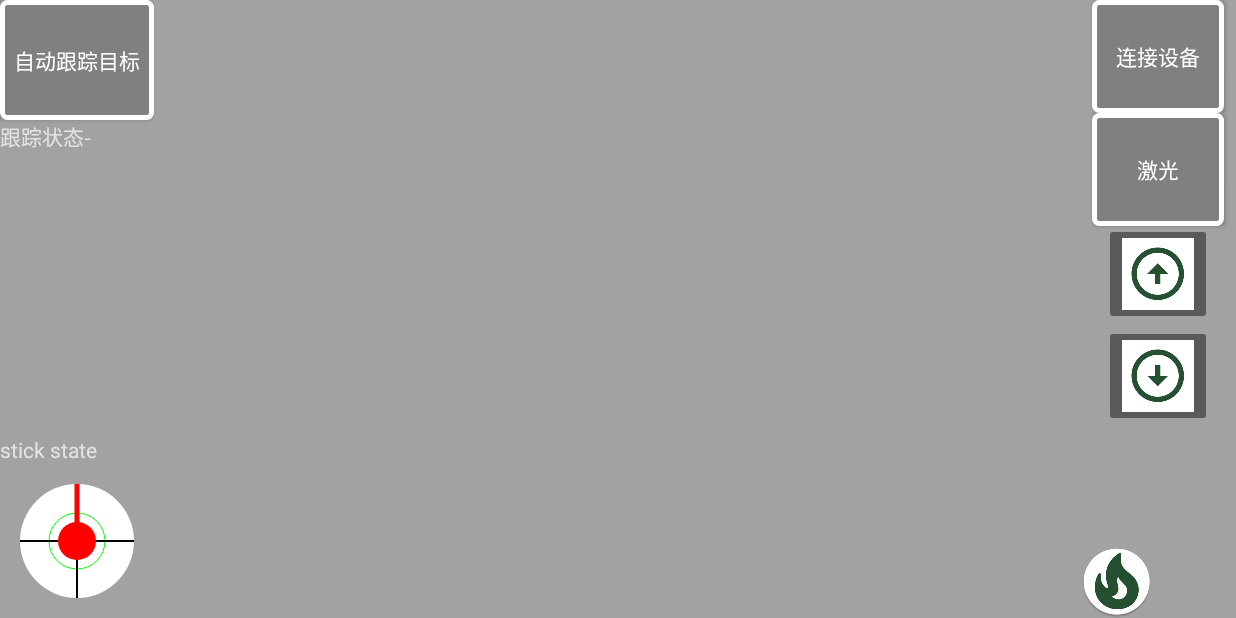
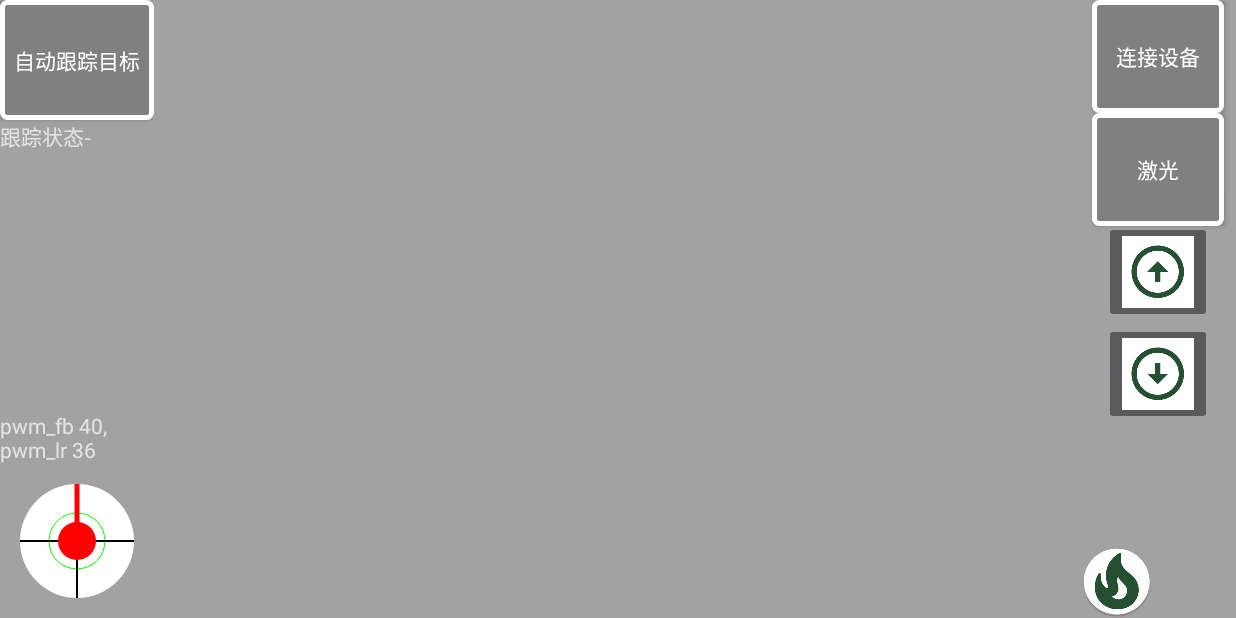
Before and after one commit to tpoisonooo/sentry, an Android app: the screen it shows after launch (MainActivity), after a tap on an icon or button, on a phone screen of 824 x 412 dp (held sideways). Run offline under Robolectric (Android 15) with nearby library versions, the phone set to English and light mode, and no system bars; libraries missing offline, so code that uses them is left out: com.makeramen.roundedimageview, org.java_websocket.client, org.java_websocket.handshake; plain views replace RoundedImageView; pictures from the network do not load; 4 statements that could not run were skipped.

Commit message:
feat(android): slow down speed

```diff
--- a/ESP32CamAI_android/ESP32CamAI/src/main/java/com/p4f/esp32camai/DirectHelper.java
+++ b/ESP32CamAI_android/ESP32CamAI/src/main/java/com/p4f/esp32camai/DirectHelper.java
@@ -8,15 +8,15 @@ import java.util.ArrayList;
 import com.p4f.esp32camai.PWM;
 
 public class DirectHelper {
-    private static int FAST = 2;
-    private static int SLOW = 1;
+    private static int FAST = 1;
+    private static int SLOW = 0;
 
     // front back controller
-    private static PWM pwm_fb = new PWM((byte) '0', 16, 24);
+    private static PWM pwm_fb = new PWM((byte) '0', 32, 48);
     // left right controller
-    private static PWM pwm_lr = new PWM((byte) '1', 8, 28);
+    private static PWM pwm_lr = new PWM((byte) '1', 16, 56);
     // camera up down controller
-    private static PWM pwm_ud = new PWM((byte)'2', 10, 20);
+    private static PWM pwm_ud = new PWM((byte)'2', 20, 40);
 
     public static String debug_joystck(){
         return "pwm_fb " + String.valueOf(pwm_fb.value()) + ", pwm_lr " + String.valueOf(pwm_lr.value());
@@ -27,11 +27,11 @@ public class DirectHelper {
     }
 
     public static ArrayList<byte[]> camera_up() {
-        return pwm_ud.command(SLOW);
+        return pwm_ud.command(FAST);
     }
 
     public  static ArrayList<byte[]> camera_down() {
-        return pwm_ud.command(-SLOW);
+        return pwm_ud.command(-FAST);
     }
 
     public static ArrayList<byte[]> joystick(int direction, int power) {
--- a/ESP32CamAI_android/ESP32CamAI/src/main/java/com/p4f/esp32camai/Esp32CameraFragment.java
+++ b/ESP32CamAI_android/ESP32CamAI/src/main/java/com/p4f/esp32camai/Esp32CameraFragment.java
@@ -100,6 +100,7 @@ public class Esp32CameraFragment extends Fragment{
             }
         });
 
+        TextView tvBarrel = (TextView)rootView.findViewById(R.id.tv_barrel);
         ImageButton ibtnUp = (ImageButton) rootView.findViewById(R.id.ibtn_barrel_up);
         ibtnUp.setOnClickListener(new View.OnClickListener() {
             @Override
@@ -112,6 +113,7 @@ public class Esp32CameraFragment extends Fragment{
                     Log.e("barrel_up", x.toString());
                     mUdpClient.sendBytes(mServerAddr, mServerPort, x);
                 }
+                tvBarrel.setText(DirectHelper.debug_camera_pos());
             }
         });
 
@@ -127,6 +129,7 @@ public class Esp32CameraFragment extends Fragment{
                     Log.e("barrel_down", x.toString());
                     mUdpClient.sendBytes(mServerAddr, mServerPort, x);
                 }
+                tvBarrel.setText(DirectHelper.debug_camera_pos());
             }
         });
 
@@ -187,6 +190,8 @@ public class Esp32CameraFragment extends Fragment{
         });
 
         TextView stick_state = rootView.findViewById(R.id.stick_state);
+        stick_state.setText(DirectHelper.debug_joystck());
+
         JoystickView joystickView = rootView.findViewById(R.id.joystick);
         joystickView.setOnJoystickMoveListener(new JoystickView.OnJoystickMoveListener() {
             @Override
--- a/ESP32CamAI_android/ESP32CamAI/src/main/res/layout/fragment_camera.xml
+++ b/ESP32CamAI_android/ESP32CamAI/src/main/res/layout/fragment_camera.xml
@@ -89,6 +89,7 @@
             android:layout_height="wrap_content">
 
             <TextView
+                android:id="@+id/tv_barrel"
                 android:layout_width="wrap_content"
                 android:layout_height="wrap_content"
                 android:text="炮口↑↓"/>
```
Also changed, not shown: 1 other file.
